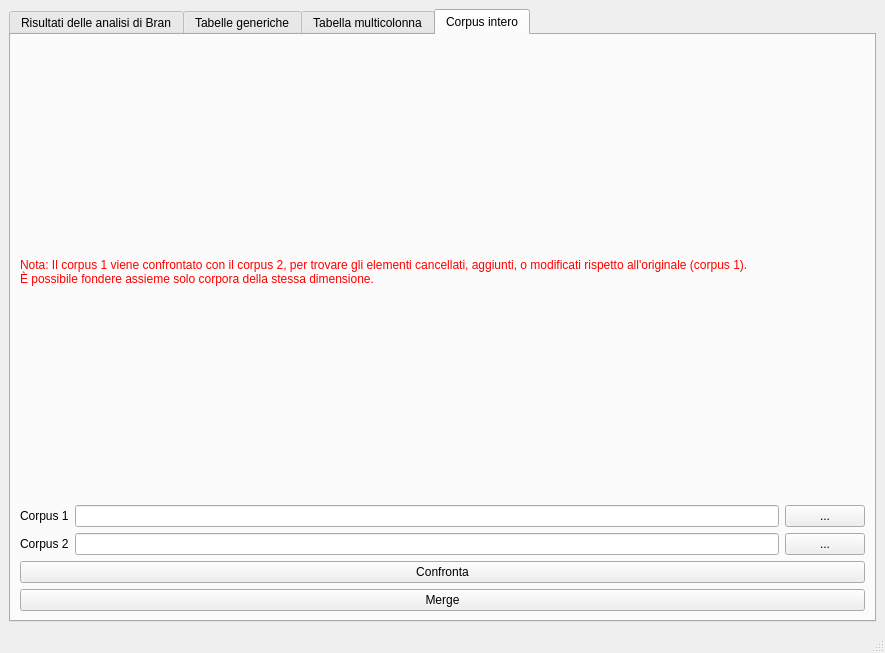
Qt form forms/confronto.ui (zorbaproject/Bran) before a commit.
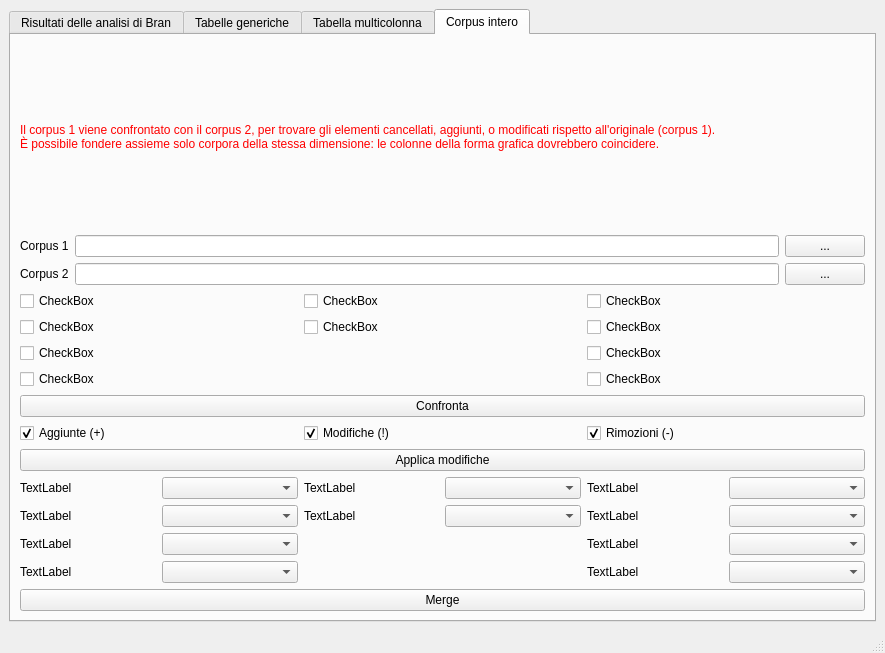
The same form after that commit.

Commit message: Applica modifiche in confronta corpus

What changed in the file:
```diff
--- a/forms/confronto.ui
+++ b/forms/confronto.ui
@@ -588,8 +588,8 @@
            <string notr="true">color: rgb(255, 0, 0);</string>
           </property>
           <property name="text">
-           <string>Nota: Il corpus 1 viene confrontato con il corpus 2, per trovare gli elementi cancellati, aggiunti, o modificati rispetto all'originale (corpus 1). 
-È possibile fondere assieme solo corpora della stessa dimensione.</string>
+           <string>Il corpus 1 viene confrontato con il corpus 2, per trovare gli elementi cancellati, aggiunti, o modificati rispetto all'originale (corpus 1). 
+È possibile fondere assieme solo corpora della stessa dimensione: le colonne della forma grafica dovrebbero coincidere.</string>
           </property>
          </widget>
         </item>
@@ -631,6 +631,80 @@
           </item>
          </layout>
         </item>
+        <item>
+         <layout class="QGridLayout" name="gridLayout_10">
+          <item row="1" column="0">
+           <widget class="QCheckBox" name="corpuscol_1">
+            <property name="text">
+             <string>CheckBox</string>
+            </property>
+           </widget>
+          </item>
+          <item row="2" column="0">
+           <widget class="QCheckBox" name="corpuscol_2">
+            <property name="text">
+             <string>CheckBox</string>
+            </property>
+           </widget>
+          </item>
+          <item row="2" column="2">
+           <widget class="QCheckBox" name="corpuscol_8">
+            <property name="text">
+             <string>CheckBox</string>
+            </property>
+           </widget>
+          </item>
+          <item row="0" column="2">
+           <widget class="QCheckBox" name="corpuscol_6">
+            <property name="text">
+             <string>CheckBox</string>
+            </property>
+           </widget>
+          </item>
+          <item row="0" column="1">
+           <widget class="QCheckBox" name="corpuscol_4">
+            <property name="text">
+             <string>CheckBox</string>
+            </property>
+           </widget>
+          </item>
+          <item row="1" column="2">
+           <widget class="QCheckBox" name="corpuscol_7">
+            <property name="text">
+             <string>CheckBox</string>
+            </property>
+           </widget>
+          </item>
+          <item row="0" column="0">
+           <widget class="QCheckBox" name="corpuscol_0">
+            <property name="text">
+             <string>CheckBox</string>
+            </property>
+           </widget>
+          </item>
+          <item row="3" column="0">
+           <widget class="QCheckBox" name="corpuscol_3">
+            <property name="text">
+             <string>CheckBox</string>
+            </property>
+           </widget>
+          </item>
+          <item row="3" column="2">
+           <widget class="QCheckBox" name="corpuscol_9">
+            <property name="text">
+             <string>CheckBox</string>
+            </property>
+           </widget>
+          </item>
+          <item row="1" column="1">
+           <widget class="QCheckBox" name="corpuscol_5">
+            <property name="text">
+             <string>CheckBox</string>
+            </property>
+           </widget>
+          </item>
+         </layout>
+        </item>
         <item>
          <widget class="QPushButton" name="do_corpus_diff">
           <property name="text">
@@ -638,6 +712,151 @@
           </property>
          </widget>
         </item>
+        <item>
+         <layout class="QHBoxLayout" name="horizontalLayout_4">
+          <item>
+           <widget class="QCheckBox" name="aggiunte">
+            <property name="text">
+             <string>Aggiunte (+)</string>
+            </property>
+            <property name="checked">
+             <bool>true</bool>
+            </property>
+           </widget>
+          </item>
+          <item>
+           <widget class="QCheckBox" name="modifiche">
+            <property name="text">
+             <string>Modifiche (!)</string>
+            </property>
+            <property name="checked">
+             <bool>true</bool>
+            </property>
+           </widget>
+          </item>
+          <item>
+           <widget class="QCheckBox" name="rimozioni">
+            <property name="text">
+             <string>Rimozioni (-)</string>
+            </property>
+            <property name="checked">
+             <bool>true</bool>
+            </property>
+           </widget>
+          </item>
+         </layout>
+        </item>
+        <item>
+         <widget class="QPushButton" name="applydiff">
+          <property name="text">
+           <string>Applica modifiche</string>
+          </property>
+         </widget>
+        </item>
+        <item>
+         <layout class="QGridLayout" name="gridLayout_11">
+          <item row="2" column="0">
+           <widget class="QLabel" name="corpuscol_lbl_2">
+            <property name="text">
+             <string>TextLabel</string>
+            </property>
+           </widget>
+          </item>
+          <item row="1" column="2">
+           <widget class="QLabel" name="corpuscol_lbl_5">
+            <property name="text">
+             <string>TextLabel</string>
+            </property>
+           </widget>
+          </item>
+          <item row="1" column="0">
+           <widget class="QLabel" name="corpuscol_lbl_1">
+            <property name="text">
+             <string>TextLabel</string>
+            </property>
+           </widget>
+          </item>
+          <item row="0" column="2">
+           <widget class="QLabel" name="corpuscol_lbl_4">
+            <property name="text">
+             <string>TextLabel</string>
+            </property>
+           </widget>
+          </item>
+          <item row="0" column="4">
+           <widget class="QLabel" name="corpuscol_lbl_6">
+            <property name="text">
+             <string>TextLabel</string>
+            </property>
+           </widget>
+          </item>
+          <item row="0" column="1">
+           <widget class="QComboBox" name="corpuscol_cmb_0"/>
+          </item>
+          <item row="1" column="3">
+           <widget class="QComboBox" name="corpuscol_cmb_5"/>
+          </item>
+          <item row="0" column="3">
+           <widget class="QComboBox" name="corpuscol_cmb_4"/>
+          </item>
+          <item row="3" column="4">
+           <widget class="QLabel" name="corpuscol_lbl_9">
+            <property name="text">
+             <string>TextLabel</string>
+            </property>
+           </widget>
+          </item>
+          <item row="0" column="0">
+           <widget class="QLabel" name="corpuscol_lbl_0">
+            <property name="text">
+             <string>TextLabel</string>
+            </property>
+           </widget>
+          </item>
+          <item row="2" column="4">
+           <widget class="QLabel" name="corpuscol_lbl_8">
+            <property name="text">
+             <string>TextLabel</string>
+            </property>
+           </widget>
+          </item>
+          <item row="1" column="1">
+           <widget class="QComboBox" name="corpuscol_cmb_1"/>
+          </item>
+          <item row="3" column="0">
+           <widget class="QLabel" name="corpuscol_lbl_3">
+            <property name="text">
+             <string>TextLabel</string>
+            </property>
+           </widget>
+          </item>
+          <item row="3" column="1">
+           <widget class="QComboBox" name="corpuscol_cmb_3"/>
+          </item>
+          <item row="2" column="1">
+           <widget class="QComboBox" name="corpuscol_cmb_2"/>
+          </item>
+          <item row="1" column="4">
+           <widget class="QLabel" name="corpuscol_lbl_7">
+            <property name="text">
+             <string>TextLabel</string>
+            </property>
+           </widget>
+          </item>
+          <item row="0" column="5">
+           <widget class="QComboBox" name="corpuscol_cmb_6"/>
+          </item>
+          <item row="1" column="5">
+           <widget class="QComboBox" name="corpuscol_cmb_7"/>
+          </item>
+          <item row="2" column="5">
+           <widget class="QComboBox" name="corpuscol_cmb_8"/>
+          </item>
+          <item row="3" column="5">
+           <widget class="QComboBox" name="corpuscol_cmb_9"/>
+          </item>
+         </layout>
+        </item>
         <item>
          <widget class="QPushButton" name="do_corpus_merge">
           <property name="text">
```
Left out of the diff: 10 changed lines with no effect on the pictures. The commit also changes 3 other files.
